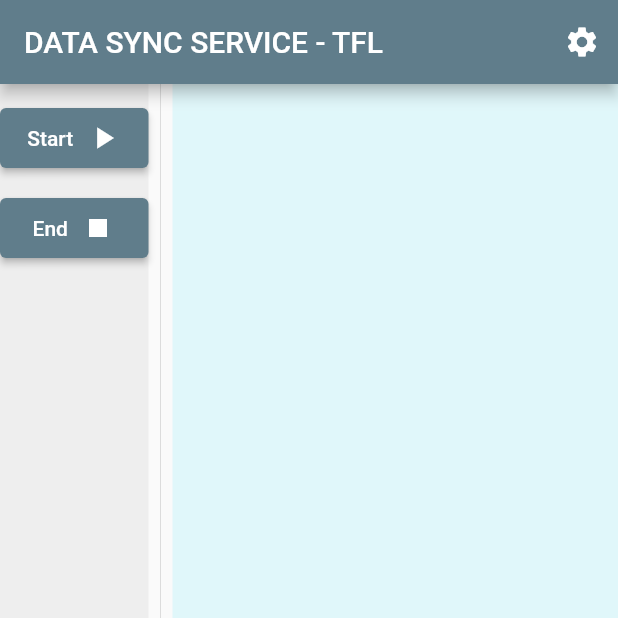
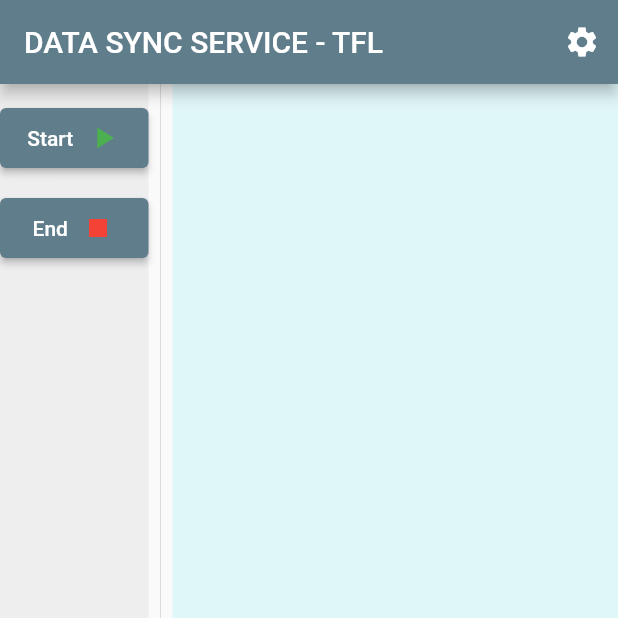
Before and after one commit to hasan972/tfl_project, a Flutter app: the screen it shows after launch, on a phone screen of 412 x 824 dp, the top half of it. Run offline on Flutter 3.47's test engine with Material 2 defaults, Android fonts, the phone set to English and light mode, and no system bars; our stand-ins replace hive, hive_flutter; missing offline and left inert: flutter_background_service; accounts and stored records are empty.

Commit message:
Button Color

```diff
--- a/lib/textDemo.dart
+++ b/lib/textDemo.dart
@@ -17,7 +17,6 @@ class _TextDemoState extends State<TextDemo> {
   String filepath = '';
   String jsonData = '';
   String start = '';
-
 
   void initState() {
     Timer.periodic(const Duration(hours: 1), (timer) {
@@ -66,11 +65,12 @@ class _TextDemoState extends State<TextDemo> {
                           Text(
                             'Start',
                             textAlign: TextAlign.center,
-
                           ),
-                          SizedBox(
-                              width: 8.0),
-                          Icon(Icons.play_arrow),
+                          SizedBox(width: 8.0),
+                          Icon(
+                            Icons.play_arrow,
+                            color: Colors.green, // set the color of the Icon
+                          ),
                         ],
                       ),
                     ),
@@ -84,8 +84,8 @@ class _TextDemoState extends State<TextDemo> {
                         _exitApp();
                       },
                       style: ButtonStyle(
-                        backgroundColor: MaterialStateProperty.all<Color>(
-                            Colors.blueGrey),
+                        backgroundColor:
+                            MaterialStateProperty.all<Color>(Colors.blueGrey),
                       ),
                       child: Row(
                         mainAxisAlignment: MainAxisAlignment.center,
@@ -94,10 +94,11 @@ class _TextDemoState extends State<TextDemo> {
                             'End',
                             textAlign: TextAlign.center,
                           ),
-                          SizedBox(
-                              width:
-                                  8.0),
-                          Icon(Icons.stop),
+                          SizedBox(width: 8.0),
+                          Icon(
+                            Icons.stop,
+                            color: Colors.red, // set the color of the Icon
+                          ),
                         ],
                       ),
                     ),
@@ -115,7 +116,20 @@ class _TextDemoState extends State<TextDemo> {
                 mainAxisAlignment: MainAxisAlignment.center,
                 crossAxisAlignment: CrossAxisAlignment.center,
                 children: [
-                 start =='config'? Center(child: Text('$filepath . $run', style: const TextStyle(fontSize: 18),),):start!='' && start != 'config'? Center(child: Text(start, style:  TextStyle(fontSize: 21),)):Container(),
+                  start == 'config'
+                      ? Center(
+                          child: Text(
+                            '$filepath = $run',
+                            style: const TextStyle(fontSize: 18),
+                          ),
+                        )
+                      : start != '' && start != 'config'
+                          ? Center(
+                              child: Text(
+                              start,
+                              style: TextStyle(fontSize: 21),
+                            ))
+                          : Container(),
 
                   //CircularProgressIndicator(),
                 ],
@@ -132,28 +146,26 @@ class _TextDemoState extends State<TextDemo> {
   }
 
   _runConflig() {
-     final myBox5 = Hive.box('myBox');
+    final myBox5 = Hive.box('myBox');
     setState(() {
       start = 'config';
-      filepath = 'File PathF:/textDemo.txt';
+      filepath = 'First File Path is - F:/textDemo.txt';
       run = myBox5.get('LASTNUMBER').toString();
-            // run = 'Text File LastNumber : 192';
+      // run = 'Text File LastNumber : 192';
     });
   }
 
   _SubmitData() async {
-    start  = 'App is running';
-     //CircularProgressIndicator();
+    start = 'App is running';
+    //CircularProgressIndicator();
     var getData = await AllServices().getFileData();
     List? finalList = AllServices().getFinalData(getData);
     jsonData = jsonEncode(finalList);
     print(jsonData);
-    if(finalList.isNotEmpty){
- final response = await AllServices().submitData(finalList);
- print(
-      jsonDecode(response.body)
-    );
-  }
+    if (finalList.isNotEmpty) {
+      final response = await AllServices().submitData(finalList);
+      print(jsonDecode(response.body));
+    }
     setState(() {});
   }
 }
```
